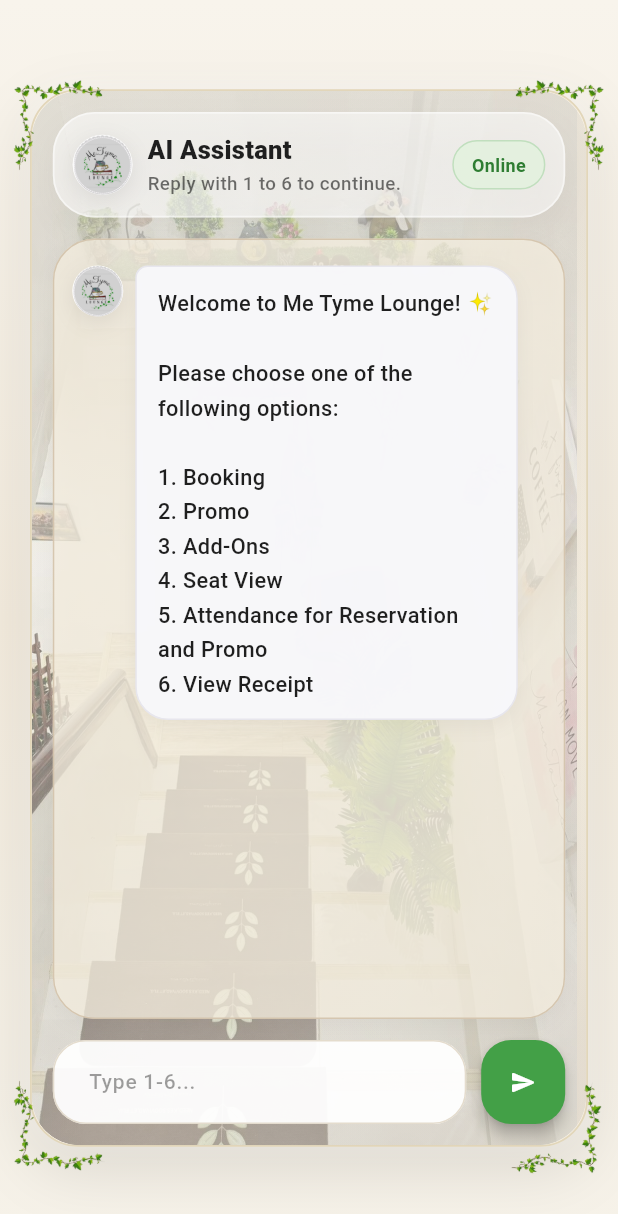
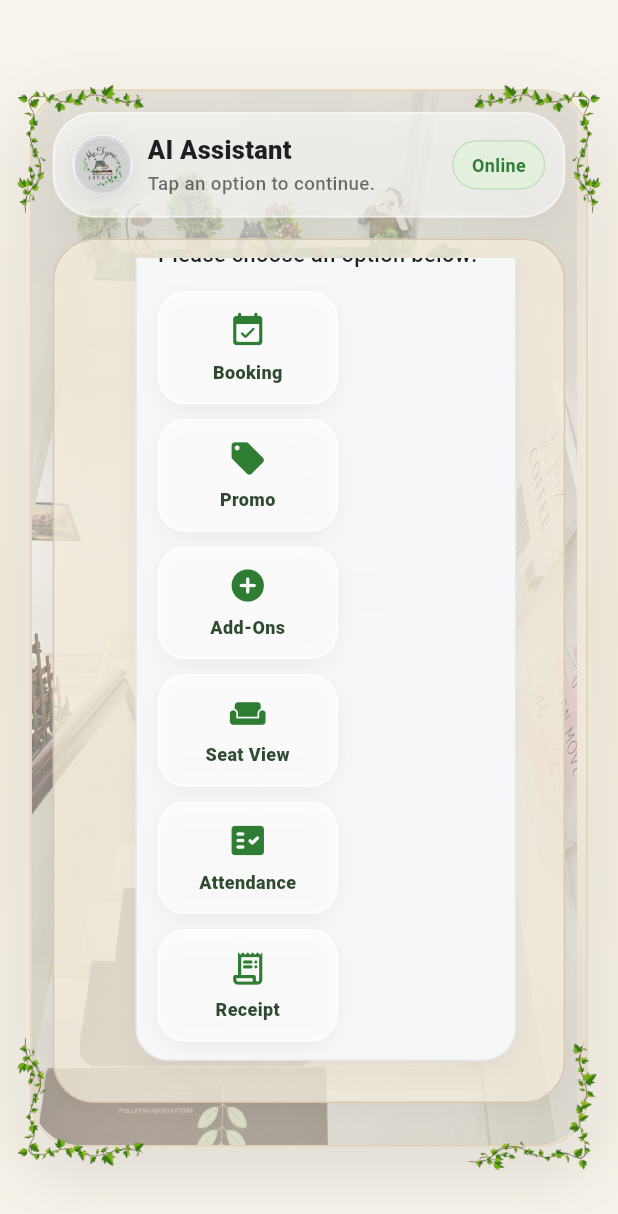
Before and after one commit to JamesSerenio/AI_Metyme, a Flutter app: the screen it shows after launch, after a tap on "Start Booking", on a phone screen of 412 x 824 dp. Shown: the top 1214 px of the screen. Run offline on Flutter 3.47's test engine with Material 3 defaults, Android fonts, the phone set to English and light mode, and no system bars; our stand-ins replace supabase_flutter; accounts and stored records are empty.

Commit message:
added some design in ladingpage

```diff
--- a/lib/Book_Add.dart
+++ b/lib/Book_Add.dart
@@ -154,7 +154,8 @@
       messages.add({
         "isAI": true,
         "text":
-            "Welcome to Me Tyme Lounge! ✨\n\nPlease choose one of the following options:\n\n1. Booking\n2. Promo\n3. Add-Ons\n4. Seat View\n5. Attendance for Reservation and Promo\n6. View Receipt",
+            "Welcome to Me Tyme Lounge! ✨\n\nPlease choose an option below:",
+        "showOptions": true,
       });
     });
 
@@ -704,7 +705,7 @@
           child: Column(
             children: [
               Text(
-                "Start Your Private Lounge Booking",
+                "Start Your Booking Assistant",
                 textAlign: TextAlign.center,
                 style:
                     (isMobile
@@ -775,11 +776,20 @@
               decoration: isAI
                   ? BookAddStyles.chatBubbleAI
                   : BookAddStyles.chatBubbleUser,
-              child: Text(
-                msg["text"]?.toString() ?? "",
-                style: isAI
-                    ? BookAddStyles.chatTextAI
-                    : BookAddStyles.chatTextUser,
+              child: Column(
+                crossAxisAlignment: CrossAxisAlignment.start,
+                children: [
+                  Text(
+                    msg["text"]?.toString() ?? "",
+                    style: isAI
+                        ? BookAddStyles.chatTextAI
+                        : BookAddStyles.chatTextUser,
+                  ),
+                  if (msg["showOptions"] == true) ...[
+                    const SizedBox(height: 14),
+                    _buildChatOptionGrid(isMobile),
+                  ],
+                ],
               ),
             ),
           ),
@@ -807,10 +817,10 @@
         : 600;
 
     final double leafWidth = isMobile
-        ? 70
+        ? 100
         : isTablet
-        ? 85
-        : 95;
+        ? 130
+        : 155;
 
     return Scaffold(
       backgroundColor: BookAddStyles.bgColor,
@@ -1096,6 +1106,10 @@
         ),
         SizedBox(height: isMobile ? 10 : 14),
 
+        _buildLotusAnimation(isMobile),
+
+        SizedBox(height: isMobile ? 8 : 10),
+
         _buildHeroPanel(isMobile),
 
         SizedBox(height: isMobile ? 14 : 18),
@@ -1112,7 +1126,7 @@
             child: Row(
               mainAxisSize: MainAxisSize.min,
               children: const [
-                Icon(Icons.weekend_rounded, size: 20),
+                Icon(Icons.spa_rounded, size: 20),
                 SizedBox(width: 10),
                 Text("Start Booking"),
                 SizedBox(width: 10),
@@ -1122,6 +1136,63 @@
           ),
         ),
       ],
+    );
+  }
+
+  Widget _buildChatOptionGrid(bool isMobile) {
+    return Wrap(
+      spacing: 10,
+      runSpacing: 10,
+      children: [
+        _chatOption(Icons.event_available_rounded, "Booking", _openBookingFlow),
+        _chatOption(Icons.local_offer_rounded, "Promo", _openPromoFlow),
+        _chatOption(Icons.add_circle_rounded, "Add-Ons", _openAddOnsFlow),
+        _chatOption(Icons.weekend_rounded, "Seat View", _openSeatFlow),
+        _chatOption(
+          Icons.fact_check_rounded,
+          "Attendance",
+          _openAttendanceFlow,
+        ),
+        _chatOption(Icons.receipt_long_rounded, "Receipt", _openReceiptFlow),
+      ],
+    );
+  }
+
+  Widget _chatOption(IconData icon, String label, VoidCallback onTap) {
+    return InkWell(
+      borderRadius: BorderRadius.circular(18),
+      onTap: isBusy ? null : onTap,
+      child: Container(
+        width: 120,
+        padding: const EdgeInsets.symmetric(horizontal: 10, vertical: 12),
+        decoration: BoxDecoration(
+          color: Colors.white.withOpacity(0.72),
+          borderRadius: BorderRadius.circular(18),
+          border: Border.all(color: Colors.white.withOpacity(0.75)),
+          boxShadow: [
+            BoxShadow(
+              color: Colors.black.withOpacity(0.045),
+              blurRadius: 10,
+              offset: const Offset(0, 4),
+            ),
+          ],
+        ),
+        child: Column(
+          children: [
+            Icon(icon, color: BookAddStyles.primaryDark, size: 26),
+            const SizedBox(height: 6),
+            Text(
+              label,
+              textAlign: TextAlign.center,
+              style: const TextStyle(
+                fontSize: 12,
+                fontWeight: FontWeight.w800,
+                color: Color(0xFF2F4A2E),
+              ),
+            ),
+          ],
+        ),
+      ),
     );
   }
 
@@ -1145,7 +1216,7 @@
                     Text(
                       isBusy
                           ? "Opening your selected view..."
-                          : "Reply with 1 to 6 to continue.",
+                          : "Tap an option to continue.",
                       style: BookAddStyles.helperText,
                     ),
                   ],
@@ -1182,37 +1253,7 @@
           ),
         ),
         const SizedBox(height: 14),
-        Row(
-          crossAxisAlignment: CrossAxisAlignment.end,
-          children: [
-            Expanded(
-              child: TextField(
-                controller: controller,
-                minLines: 1,
-                maxLines: 4,
-                enabled: !isBusy,
-                textInputAction: TextInputAction.send,
-                onSubmitted: sendMessage,
-                style: BookAddStyles.inputText,
-                decoration: BookAddStyles.inputDecoration(
-                  hintText: isBusy
-                      ? "Opening your selected view..."
-                      : "Type 1-6...",
-                ),
-              ),
-            ),
-            const SizedBox(width: 10),
-            SizedBox(
-              height: 56,
-              width: 56,
-              child: ElevatedButton(
-                onPressed: isBusy ? null : () => sendMessage(controller.text),
-                style: BookAddStyles.sendButton,
-                child: const Icon(Icons.send_rounded),
-              ),
-            ),
-          ],
-        ),
+        const SizedBox.shrink(),
       ],
     );
   }
```
